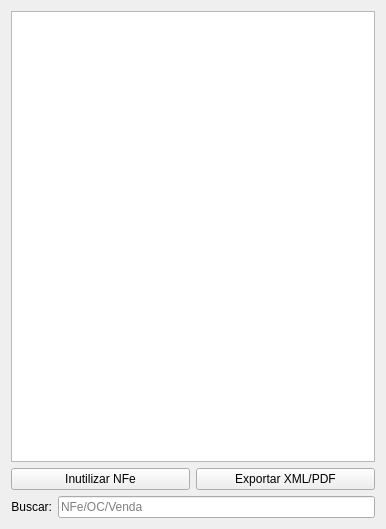
Qt form ui/widgetnfeentrada.ui (darktorres/ERP-STACCATO) before a commit.
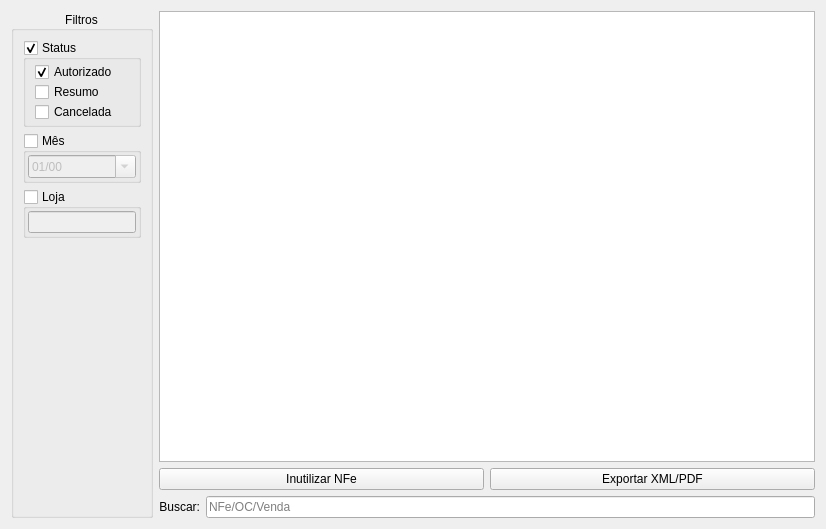
The same form after that commit. Custom widgets are drawn as their Qt base class.

Diff of the .ui file:
```diff
--- a/ui/widgetnfeentrada.ui
+++ b/ui/widgetnfeentrada.ui
@@ -6,15 +6,15 @@
    <rect>
     <x>0</x>
     <y>0</y>
-    <width>386</width>
+    <width>826</width>
     <height>529</height>
    </rect>
   </property>
   <property name="windowTitle">
    <string>Form</string>
   </property>
-  <layout class="QGridLayout" name="gridLayout_3">
-   <item row="0" column="0">
+  <layout class="QGridLayout" name="gridLayout">
+   <item row="0" column="1">
     <widget class="TableView" name="table">
      <property name="mouseTracking">
       <bool>true</bool>
@@ -33,9 +33,9 @@
      </property>
     </widget>
    </item>
-   <item row="1" column="0">
-    <layout class="QGridLayout" name="gridLayout_2">
-     <item row="0" column="0">
+   <item row="1" column="1">
+    <layout class="QHBoxLayout" name="horizontalLayout">
+     <item>
       <widget class="QPushButton" name="pushButtonInutilizarNFe">
        <property name="enabled">
         <bool>true</bool>
@@ -45,7 +45,7 @@
        </property>
       </widget>
      </item>
-     <item row="0" column="1">
+     <item>
       <widget class="QPushButton" name="pushButtonExportar">
        <property name="enabled">
         <bool>true</bool>
@@ -57,9 +57,9 @@
      </item>
     </layout>
    </item>
-   <item row="2" column="0">
-    <layout class="QGridLayout" name="gridLayout">
-     <item row="0" column="0">
+   <item row="2" column="1">
+    <layout class="QHBoxLayout" name="horizontalLayout_2">
+     <item>
       <widget class="QLabel" name="labelBuscar">
        <property name="enabled">
         <bool>true</bool>
@@ -72,7 +72,7 @@
        </property>
       </widget>
      </item>
-     <item row="0" column="1">
+     <item>
       <widget class="QLineEdit" name="lineEditBusca">
        <property name="enabled">
         <bool>true</bool>
@@ -84,6 +84,183 @@
      </item>
     </layout>
    </item>
+   <item row="0" column="0" rowspan="3">
+    <widget class="QGroupBox" name="groupBox">
+     <property name="title">
+      <string>Filtros</string>
+     </property>
+     <property name="alignment">
+      <set>Qt::AlignCenter</set>
+     </property>
+     <layout class="QVBoxLayout" name="verticalLayout_3">
+      <item>
+       <widget class="QGroupBox" name="groupBoxStatus">
+        <property name="title">
+         <string>Status</string>
+        </property>
+        <property name="checkable">
+         <bool>true</bool>
+        </property>
+        <property name="checked">
+         <bool>true</bool>
+        </property>
+        <layout class="QGridLayout" name="gridLayout_40">
+         <property name="topMargin">
+          <number>2</number>
+         </property>
+         <property name="rightMargin">
+          <number>2</number>
+         </property>
+         <property name="bottomMargin">
+          <number>2</number>
+         </property>
+         <property name="spacing">
+          <number>0</number>
+         </property>
+         <item row="0" column="0">
+          <widget class="QCheckBox" name="checkBoxAutorizado">
+           <property name="enabled">
+            <bool>true</bool>
+           </property>
+           <property name="text">
+            <string>Autorizado</string>
+           </property>
+           <property name="checked">
+            <bool>true</bool>
+           </property>
+          </widget>
+         </item>
+         <item row="1" column="0">
+          <widget class="QCheckBox" name="checkBoxPendente">
+           <property name="enabled">
+            <bool>true</bool>
+           </property>
+           <property name="text">
+            <string>Resumo</string>
+           </property>
+           <property name="checked">
+            <bool>false</bool>
+           </property>
+          </widget>
+         </item>
+         <item row="2" column="0">
+          <widget class="QCheckBox" name="checkBoxCancelado">
+           <property name="enabled">
+            <bool>true</bool>
+           </property>
+           <property name="text">
+            <string>Cancelada</string>
+           </property>
+           <property name="checked">
+            <bool>false</bool>
+           </property>
+          </widget>
+         </item>
+        </layout>
+       </widget>
+      </item>
+      <item>
+       <widget class="QGroupBox" name="groupBoxMes">
+        <property name="enabled">
+         <bool>true</bool>
+        </property>
+        <property name="title">
+         <string>Mês</string>
+        </property>
+        <property name="checkable">
+         <bool>true</bool>
+        </property>
+        <property name="checked">
+         <bool>false</bool>
+        </property>
+        <layout class="QGridLayout" name="gridLayout_5">
+         <property name="leftMargin">
+          <number>2</number>
+         </property>
+         <property name="topMargin">
+          <number>2</number>
+         </property>
+         <property name="rightMargin">
+          <number>2</number>
+         </property>
+         <property name="bottomMargin">
+          <number>2</number>
+         </property>
+         <property name="spacing">
+          <number>0</number>
+         </property>
+         <item row="0" column="0">
+          <widget class="QDateEdit" name="dateEdit">
+           <property name="currentSection">
+            <enum>QDateTimeEdit::MonthSection</enum>
+           </property>
+           <property name="displayFormat">
+            <string>MM/yy</string>
+           </property>
+           <property name="calendarPopup">
+            <bool>true</bool>
+           </property>
+          </widget>
+         </item>
+        </layout>
+       </widget>
+      </item>
+      <item>
+       <widget class="QGroupBox" name="groupBoxLojas">
+        <property name="enabled">
+         <bool>true</bool>
+        </property>
+        <property name="title">
+         <string>Loja</string>
+        </property>
+        <property name="checkable">
+         <bool>true</bool>
+        </property>
+        <property name="checked">
+         <bool>false</bool>
+        </property>
+        <layout class="QVBoxLayout" name="verticalLayout_2">
+         <property name="leftMargin">
+          <number>2</number>
+         </property>
+         <property name="topMargin">
+          <number>2</number>
+         </property>
+         <property name="rightMargin">
+          <number>2</number>
+         </property>
+         <property name="bottomMargin">
+          <number>2</number>
+         </property>
+         <item>
+          <widget class="ItemBox" name="itemBoxLojas_2">
+           <property name="sizePolicy">
+            <sizepolicy hsizetype="Minimum" vsizetype="Fixed">
+             <horstretch>0</horstretch>
+             <verstretch>0</verstretch>
+            </sizepolicy>
+           </property>
+          </widget>
+         </item>
+        </layout>
+       </widget>
+      </item>
+      <item>
+       <spacer name="verticalSpacer">
+        <property name="orientation">
+         <enum>Qt::Vertical</enum>
+        </property>
+        <property name="sizeHint" stdset="0">
+         <size>
+          <width>20</width>
+          <height>40</height>
+         </size>
+        </property>
+       </spacer>
+      </item>
+     </layout>
+    </widget>
+   </item>
   </layout>
  </widget>
  <customwidgets>
@@ -92,6 +269,11 @@
    <extends>QTableView</extends>
    <header>src/tableview.h</header>
   </customwidget>
+  <customwidget>
+   <class>ItemBox</class>
+   <extends>QLineEdit</extends>
+   <header>src/itembox.h</header>
+  </customwidget>
  </customwidgets>
  <resources/>
  <connections/>
```
